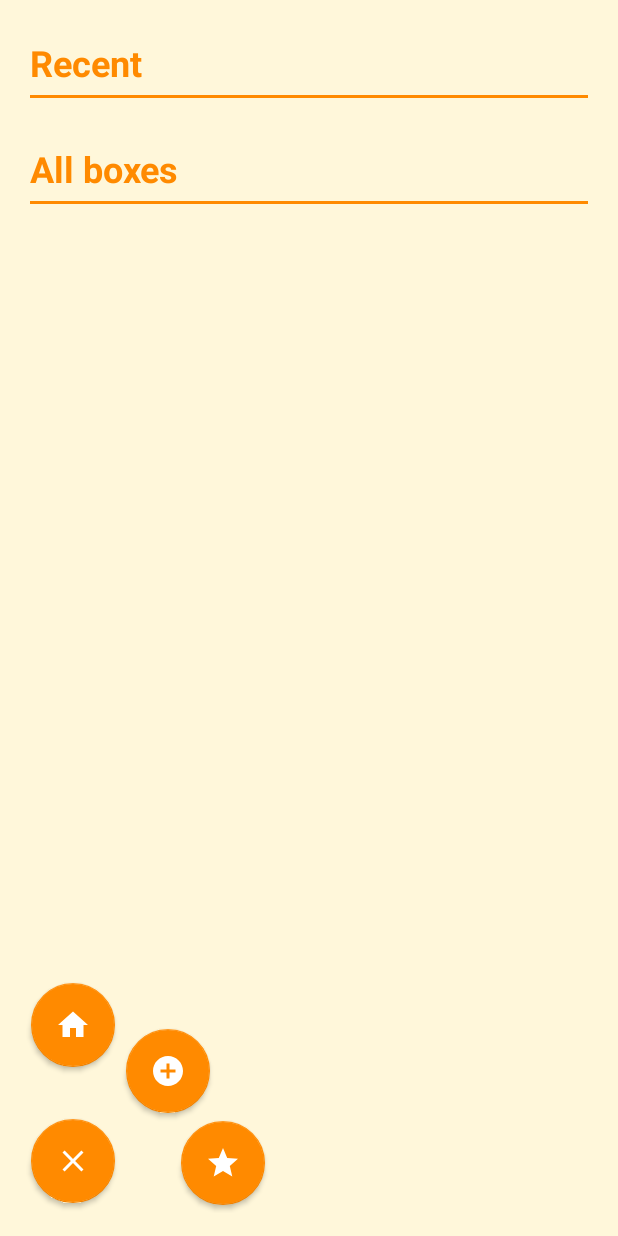
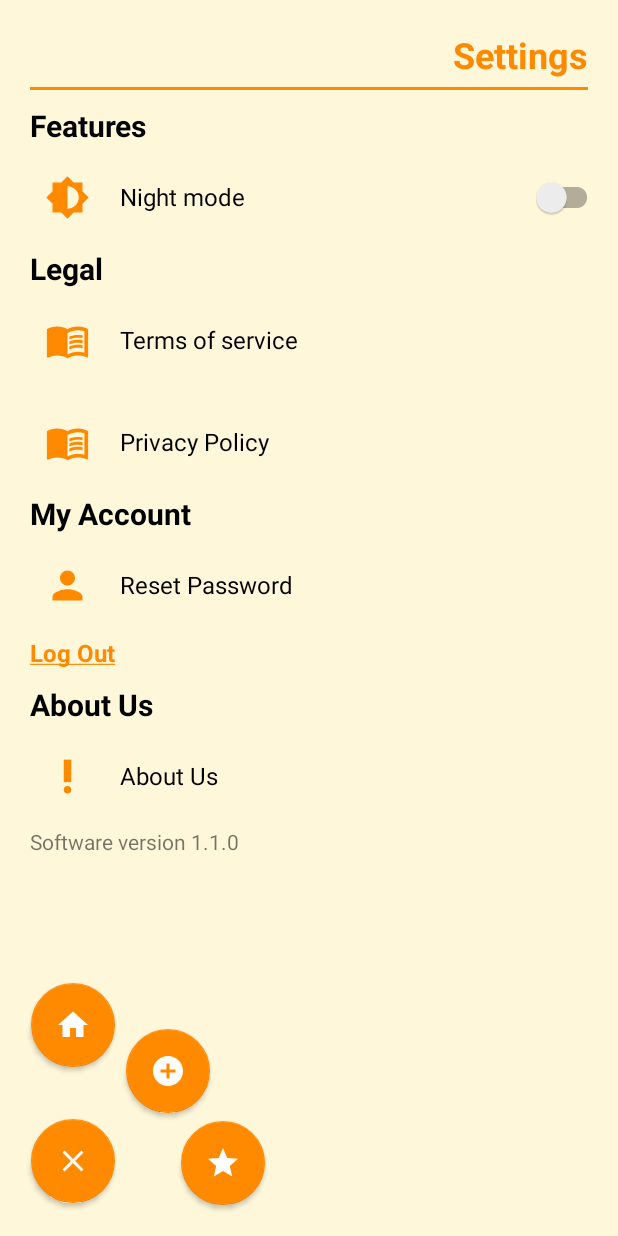
Before and after one commit to Dev-Oops5/Squirrels-Box, an Android app: the HomeActivity screen opened directly, with no data from a screen before it, in the side drawer, after a tap on "Settings", on a phone screen of 412 x 824 dp. Run offline under Robolectric (Android 15) with nearby library versions, the light colour scheme and no system bars.

Commit message:
Avance de navigation view
Se hace diseño de profile y settings

```diff
--- a/app/src/main/java/com/miodemi/squirrelsbox/HomeActivity.kt
+++ b/app/src/main/java/com/miodemi/squirrelsbox/HomeActivity.kt
@@ -15,6 +15,8 @@ import com.miodemi.squirrelsbox.dialogs.box.AddBoxDialogFragment
 import com.miodemi.squirrelsbox.dialogs.item.AddItemDialogFragment
 import com.miodemi.squirrelsbox.dialogs.section.AddSectionDialogFragment
 import com.miodemi.squirrelsbox.fragments.ManageMainFragment
+import com.miodemi.squirrelsbox.ui.profile.MenuProfileFragment
+import com.miodemi.squirrelsbox.ui.settings.MenuSettingsFragment
 import kotlinx.android.synthetic.main.activity_home.*
 import kotlinx.android.synthetic.main.content_home.*
 
@@ -27,6 +29,10 @@ class HomeActivity : AppCompatActivity() {
 
     //Navigation Fragments
     private val mainFragment = ManageMainFragment()
+
+    //UI Fragments
+    private val profileFragment = MenuProfileFragment()
+    private val settingsFragment = MenuSettingsFragment()
 
     // floating action buttons and a boolean variable.
     lateinit var menuFAB: FloatingActionButton
@@ -43,6 +49,10 @@ class HomeActivity : AppCompatActivity() {
         //assign current and max boxes amount in text view
         binding.actBoxTV.text = actBox.toString()
         binding.maxBoxTV.text = maxBox.toString()
+
+        //assign  current and max boxes amount in progress bar
+        binding.actBoxesPb.max = maxBox
+        binding.actBoxesPb.progress = actBox
 
         //show fragment
         replaceFragment(mainFragment)
@@ -62,6 +72,7 @@ class HomeActivity : AppCompatActivity() {
                     drawerLY.close()
                     // - - Here insert fragment - -
                     titleLy.isGone = true
+                    replaceFragment(profileFragment)
                     false
                 }
                 R.id.nav_shared -> {
@@ -80,6 +91,7 @@ class HomeActivity : AppCompatActivity() {
                     // - - Here insert fragment - -
                     drawerLY.close()
                     titleLy.isGone = true
+                    replaceFragment(settingsFragment)
                     false
                 }
                 else -> false
--- /dev/null
+++ b/app/src/main/java/com/miodemi/squirrelsbox/ui/profile/MenuProfileFragment.kt
@@ -0,0 +1,39 @@
+package com.miodemi.squirrelsbox.ui.profile
+
+import android.os.Bundle
+import androidx.fragment.app.Fragment
+import android.view.LayoutInflater
+import android.view.View
+import android.view.ViewGroup
+import com.miodemi.squirrelsbox.R
+import com.miodemi.squirrelsbox.databinding.FragmentMenuProfileBinding
+
+class MenuProfileFragment : Fragment() {
+
+    //binding
+    internal lateinit var binding: FragmentMenuProfileBinding
+    private var actBox = 5
+    private var maxBox = 10
+
+    override fun onCreateView(
+        inflater: LayoutInflater, container: ViewGroup?,
+        savedInstanceState: Bundle?
+    ): View? {
+        //init data binding in a fragment
+        binding = FragmentMenuProfileBinding.inflate(layoutInflater)
+        //this value must be returned
+        val view : View = binding.root
+
+        //assign current and max boxes amount in text view
+        binding.actBoxTV.text = actBox.toString()
+        binding.maxBoxTV.text = maxBox.toString()
+
+        //assign  current and max boxes amount in progress bar
+        binding.actBoxesPb.max = maxBox
+        binding.actBoxesPb.progress = actBox
+
+        // Inflate the layout for this fragment
+        return view
+    }
+
+}
--- /dev/null
+++ b/app/src/main/java/com/miodemi/squirrelsbox/ui/settings/MenuSettingsFragment.kt
@@ -0,0 +1,31 @@
+package com.miodemi.squirrelsbox.ui.settings
+
+import android.os.Bundle
+import androidx.fragment.app.Fragment
+import android.view.LayoutInflater
+import android.view.View
+import android.view.ViewGroup
+import com.miodemi.squirrelsbox.R
+import com.miodemi.squirrelsbox.databinding.FragmentMenuSettingsBinding
+
+class MenuSettingsFragment : Fragment() {
+
+    //binding
+    internal lateinit var binding: FragmentMenuSettingsBinding
+
+    override fun onCreateView(
+        inflater: LayoutInflater, container: ViewGroup?,
+        savedInstanceState: Bundle?
+    ): View? {
+        //init data binding in a fragment
+        binding = FragmentMenuSettingsBinding.inflate(layoutInflater)
+        //this value must be returned
+        val view : View = binding.root
+
+        //--Insert actions here--//
+
+        // Inflate the layout for this fragment
+        return view
+    }
+
+}
--- /dev/null
+++ b/app/src/main/res/drawable/ic_baseline_brightness_medium_24.xml
@@ -0,0 +1,5 @@
+<vector android:height="30dp" android:tint="?attr/colorControlNormal"
+    android:viewportHeight="24" android:viewportWidth="24"
+    android:width="30dp" xmlns:android="http://schemas.android.com/apk/res/android">
+    <path android:fillColor="@android:color/white" android:pathData="M20,15.31L23.31,12 20,8.69V4h-4.69L12,0.69 8.69,4H4v4.69L0.69,12 4,15.31V20h4.69L12,23.31 15.31,20H20v-4.69zM12,18V6c3.31,0 6,2.69 6,6s-2.69,6 -6,6z"/>
+</vector>
--- /dev/null
+++ b/app/src/main/res/drawable/ic_baseline_priority_high_30.xml
@@ -0,0 +1,6 @@
+<vector android:height="30dp" android:tint="?attr/colorControlNormal"
+    android:viewportHeight="24" android:viewportWidth="24"
+    android:width="30dp" xmlns:android="http://schemas.android.com/apk/res/android">
+    <path android:fillColor="@android:color/white" android:pathData="M12,19m-2,0a2,2 0,1 1,4 0a2,2 0,1 1,-4 0"/>
+    <path android:fillColor="@android:color/white" android:pathData="M10,3h4v12h-4z"/>
+</vector>
--- /dev/null
+++ b/app/src/main/res/drawable/ic_baseline_profile_30.xml
@@ -0,0 +1,5 @@
+<vector android:height="30dp" android:tint="?attr/colorControlNormal"
+    android:viewportHeight="24" android:viewportWidth="24"
+    android:width="30dp" xmlns:android="http://schemas.android.com/apk/res/android">
+    <path android:fillColor="@android:color/white" android:pathData="M12,12c2.21,0 4,-1.79 4,-4s-1.79,-4 -4,-4 -4,1.79 -4,4 1.79,4 4,4zM12,14c-2.67,0 -8,1.34 -8,4v2h16v-2c0,-2.66 -5.33,-4 -8,-4z"/>
+</vector>
--- /dev/null
+++ b/app/src/main/res/layout/fragment_menu_settings.xml
@@ -0,0 +1,287 @@
+<?xml version="1.0" encoding="utf-8"?>
+<RelativeLayout xmlns:android="http://schemas.android.com/apk/res/android"
+    xmlns:tools="http://schemas.android.com/tools"
+    android:layout_width="match_parent"
+    android:layout_height="match_parent"
+    tools:context=".ui.settings.MenuSettingsFragment"
+    xmlns:app="http://schemas.android.com/apk/res-auto">
+
+    <TextView
+        android:id="@+id/titleTv"
+        android:layout_width="wrap_content"
+        android:layout_height="wrap_content"
+        android:layout_marginEnd="20dp"
+        android:layout_marginTop="20dp"
+        android:text="Settings"
+        android:layout_alignParentEnd="true"
+        android:textColor="@color/primary_orange_dark"
+        android:textSize="24sp"
+        android:textStyle="bold" />
+
+    <View
+        android:id="@+id/lineDw0"
+        android:layout_width="match_parent"
+        android:layout_height="2dp"
+        android:layout_below="@id/titleTv"
+        android:layout_marginStart="20dp"
+        android:layout_marginTop="5dp"
+        android:layout_marginEnd="20dp"
+        android:layout_marginBottom="10dp"
+        android:background="@color/primary_orange_dark" />
+
+    <LinearLayout
+        android:id="@+id/subtitle1Ly"
+        android:layout_width="match_parent"
+        android:layout_height="wrap_content"
+        android:layout_below="@id/lineDw0"
+        android:orientation="vertical">
+
+        <TextView
+            android:layout_width="wrap_content"
+            android:layout_height="wrap_content"
+            android:layout_marginStart="20dp"
+            android:text="Features"
+            android:textColor="@color/black"
+            android:textSize="20sp"
+            android:textStyle="bold" />
+
+        <RelativeLayout
+            android:layout_width="match_parent"
+            android:layout_height="wrap_content"
+            android:background="?attr/selectableItemBackground"
+            android:clickable="true"
+            android:focusable="true"
+            android:padding="10dp">
+
+            <ImageButton
+                android:id="@+id/nightModeIb"
+                android:layout_width="wrap_content"
+                android:layout_height="wrap_content"
+                android:layout_marginStart="20dp"
+                android:layout_marginEnd="20dp"
+                android:background="@null"
+                android:contentDescription="nightModeIcon"
+                android:minHeight="48dp"
+                android:src="@drawable/ic_baseline_brightness_medium_24"
+                app:tint="@color/primary_orange_dark" />
+
+            <TextView
+                android:layout_width="wrap_content"
+                android:layout_height="wrap_content"
+                android:layout_centerInParent="true"
+                android:layout_gravity="center_vertical"
+                android:layout_toEndOf="@id/nightModeIb"
+                android:text="Night mode"
+                android:textColor="@color/black"
+                android:textSize="16sp" />
+
+            <androidx.appcompat.widget.SwitchCompat
+                android:layout_width="wrap_content"
+                android:layout_height="wrap_content"
+                android:layout_alignParentEnd="true"
+                android:layout_centerInParent="true"
+                android:minHeight="48dp"
+                android:theme="@style/SCBSwitch" />
+        </RelativeLayout>
+
+    </LinearLayout>
+
+    <LinearLayout
+        android:id="@+id/subtitle2Ly"
+        android:layout_below="@id/subtitle1Ly"
+        android:layout_width="match_parent"
+        android:layout_height="wrap_content"
+        android:orientation="vertical">
+
+        <TextView
+            android:layout_width="wrap_content"
+            android:layout_height="wrap_content"
+            android:text="Legal"
+            android:textColor="@color/black"
+            android:textSize="20sp"
+            android:textStyle="bold"
+            android:layout_marginStart="20dp"/>
+
+        <RelativeLayout
+            android:layout_width="match_parent"
+            android:layout_height="wrap_content"
+            android:background="?attr/selectableItemBackground"
+            android:clickable="true"
+            android:focusable="true"
+            android:padding="10dp">
+
+            <ImageButton
+                android:id="@+id/termsOfServiceIb"
+                android:layout_width="wrap_content"
+                android:layout_height="wrap_content"
+                android:layout_marginStart="20dp"
+                android:layout_marginEnd="20dp"
+                android:background="@null"
+                android:contentDescription="ToSIcon"
+                android:minHeight="48dp"
+                android:src="@drawable/ic_baseline_menu_book_24"
+                app:tint="@color/primary_orange_dark" />
+
+            <TextView
+                android:layout_width="wrap_content"
+                android:layout_height="wrap_content"
+                android:layout_centerInParent="true"
+                android:layout_gravity="center_vertical"
+                android:layout_toEndOf="@id/termsOfServiceIb"
+                android:text="Terms of service"
+                android:textColor="@color/black"
+                android:textSize="16sp" />
+        </RelativeLayout>
+
+        <RelativeLayout
+            android:layout_width="match_parent"
+            android:layout_height="wrap_content"
+            android:background="?attr/selectableItemBackground"
+            android:clickable="true"
+            android:focusable="true"
+            android:padding="10dp">
+
+            <ImageButton
+                android:id="@+id/privacyPolicyIb"
+                android:layout_width="wrap_content"
+                android:layout_height="wrap_content"
+                android:layout_marginStart="20dp"
+                android:layout_marginEnd="20dp"
+                android:background="@null"
+                android:contentDescription="PPIcon"
+                android:minHeight="48dp"
+                android:src="@drawable/ic_baseline_menu_book_24"
+                app:tint="@color/primary_orange_dark" />
+
+            <TextView
+                android:layout_width="wrap_content"
+                android:layout_height="wrap_content"
+                android:layout_centerInParent="true"
+                android:layout_gravity="center_vertical"
+                android:layout_toEndOf="@id/privacyPolicyIb"
+                android:text="Privacy Policy"
+                android:textColor="@color/black"
+                android:textSize="16sp" />
+        </RelativeLayout>
+
+    </LinearLayout>
+
+    <LinearLayout
+        android:id="@+id/subtitle3Ly"
+        android:layout_below="@id/subtitle2Ly"
+        android:layout_width="match_parent"
+        android:layout_height="wrap_content"
+        android:orientation="vertical">
+
+        <TextView
+            android:layout_width="wrap_content"
+            android:layout_height="wrap_content"
+            android:text="My Account"
+            android:textColor="@color/black"
+            android:textSize="20sp"
+            android:textStyle="bold"
+            android:layout_marginStart="20dp"/>
+
+        <RelativeLayout
+            android:layout_width="match_parent"
+            android:layout_height="wrap_content"
+            android:background="?attr/selectableItemBackground"
+            android:clickable="true"
+            android:focusable="true"
+            android:padding="10dp">
+
+            <ImageButton
+                android:id="@+id/resetPasswordIb"
+                android:layout_width="wrap_content"
+                android:layout_height="wrap_content"
+                android:layout_marginStart="20dp"
+                android:layout_marginEnd="20dp"
+                android:background="@null"
+                android:contentDescription="RPIcon"
+                android:minHeight="48dp"
+                android:src="@drawable/ic_baseline_profile_30"
+                app:tint="@color/primary_orange_dark" />
+
+            <TextView
+                android:layout_width="wrap_content"
+                android:layout_height="wrap_content"
+                android:layout_centerInParent="true"
+                android:layout_gravity="center_vertical"
+                android:layout_toEndOf="@id/resetPasswordIb"
+                android:text="Reset Password"
+                android:textColor="@color/black"
+                android:textSize="16sp" />
+        </RelativeLayout>
+
+        <TextView
+            android:layout_width="wrap_content"
+            android:layout_height="wrap_content"
+            android:layout_below="@id/aboutUsIb"
+            android:layout_marginStart="20dp"
+            android:textColor="@color/primary_orange_dark"
+            android:textSize="16sp"
+            android:text="@string/log_out_text"
+            android:layout_marginBottom="10dp"
+            android:background="?attr/selectableItemBackground"
+            android:clickable="true"
+            android:focusable="true"
+            />
+
+    </LinearLayout>
+
+    <LinearLayout
+        android:id="@+id/subtitle4Ly"
+        android:layout_below="@id/subtitle3Ly"
+        android:layout_width="match_parent"
+        android:layout_height="wrap_content"
+        android:orientation="vertical">
+
+        <TextView
+            android:layout_width="wrap_content"
+            android:layout_height="wrap_content"
+            android:text="About Us"
+            android:textColor="@color/black"
+            android:textSize="20sp"
+            android:textStyle="bold"
+            android:layout_marginStart="20dp"/>
+
+        <RelativeLayout
+            android:layout_width="match_parent"
+            android:layout_height="wrap_content"
+            android:background="?attr/selectableItemBackground"
+            android:clickable="true"
+            android:focusable="true"
+            android:padding="10dp">
+
+            <ImageButton
+                android:id="@+id/aboutUsIb"
+                android:layout_width="wrap_content"
+                android:layout_height="wrap_content"
+                android:layout_marginStart="20dp"
+                android:layout_marginEnd="20dp"
+                android:background="@null"
+                android:contentDescription="AUIcon"
+                android:minHeight="48dp"
+                android:src="@drawable/ic_baseline_priority_high_30"
+                app:tint="@color/primary_orange_dark" />
+
+            <TextView
+                android:layout_width="wrap_content"
+                android:layout_height="wrap_content"
+                android:layout_centerInParent="true"
+                android:layout_gravity="center_vertical"
+                android:layout_toEndOf="@id/aboutUsIb"
+                android:text="About Us"
+                android:textColor="@color/black"
+                android:textSize="16sp" />
+        </RelativeLayout>
+
+        <TextView
+            android:layout_width="wrap_content"
+            android:layout_height="wrap_content"
+            android:layout_below="@id/aboutUsIb"
+            android:layout_marginStart="20dp"
+            android:text="Software version 1.1.0" />
+    </LinearLayout>
+
+</RelativeLayout>
--- a/app/src/main/res/values-night/themes.xml
+++ b/app/src/main/res/values-night/themes.xml
@@ -13,4 +13,15 @@
         <item name="android:statusBarColor" tools:targetApi="l">?attr/colorPrimaryVariant</item>
         <!-- Customize your theme here. -->
     </style>
+
+    <style name="SCBSwitch" parent="Theme.AppCompat.Light">
+        <!-- active thumb & track color (30% transparency) -->
+        <item name="colorControlActivated">@color/primary_orange_dark</item>
+
+        <!-- inactive thumb color -->
+        <item name="colorSwitchThumbNormal">@color/primary_orange_dark</item>
+
+        <!-- inactive track color (30% transparency) -->
+        <item name="android:colorForeground">@color/primary_orange</item>
+    </style>
 </resources>
```
Also changed, not shown: app/src/main/res/layout/fragment_menu_profile.xml (added, +244 -0 lines), app/src/main/res/drawable/profile_sample.png (added).
